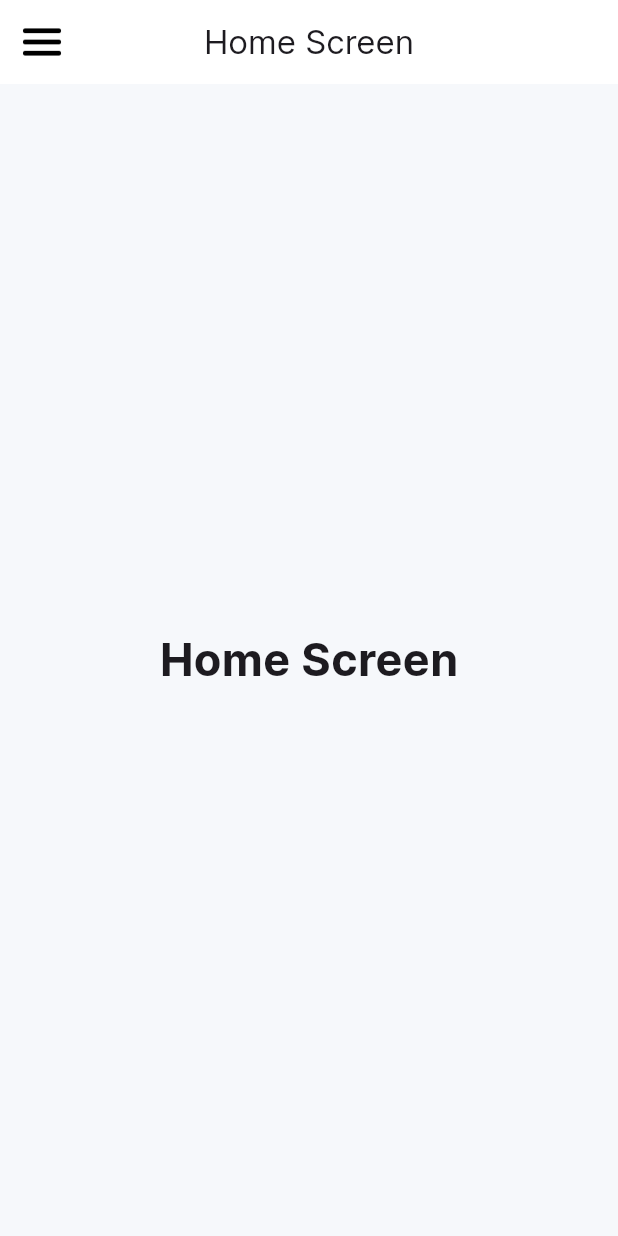
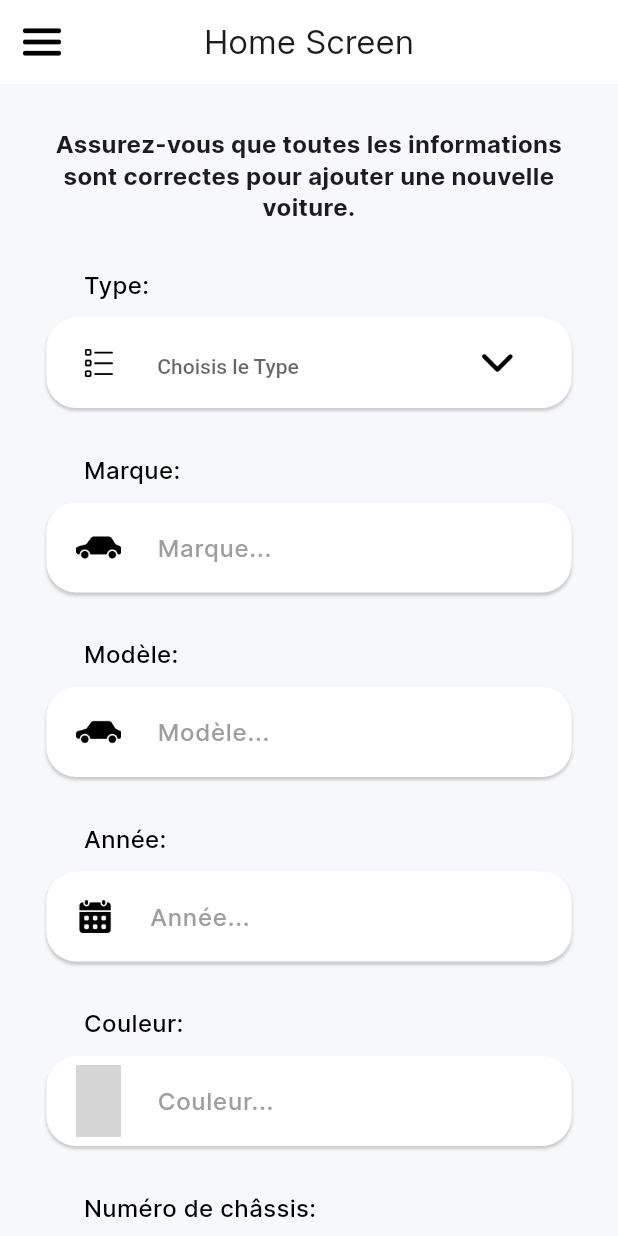
Before and after one commit to saradrine/sav_project, a Flutter app: the screen it shows after launch, on a phone screen of 412 x 824 dp. Run offline on Flutter 3.47's test engine with Material 3 defaults, Android fonts, the phone set to English and light mode, and no system bars; grey boxes are pictures that could not be loaded.

Commit message:
reusableForm_addVehiculeScreen

```diff
--- /dev/null
+++ b/lib/screens/add_vehicule_screen.dart
@@ -0,0 +1,79 @@
+import 'package:flutter/material.dart';
+import 'package:sav_project/widgets/form.dart';
+
+class AddVehiculeScreen extends StatefulWidget {
+  const AddVehiculeScreen({super.key});
+
+  @override
+  State<AddVehiculeScreen> createState() => _AddVehiculeScreenState();
+}
+
+class _AddVehiculeScreenState extends State<AddVehiculeScreen> {
+  @override
+  Widget build(BuildContext context) {
+    return Scaffold(
+      backgroundColor: Color(0xFFF6F8FB),
+      body: SingleChildScrollView(
+        child: Column(
+          children: [
+            Container(
+              margin: EdgeInsets.symmetric(vertical: 30, horizontal: 20),
+              child: Text(
+                'Assurez-vous que toutes les informations sont correctes pour ajouter une nouvelle voiture.',
+                textAlign: TextAlign.center,
+                style: TextStyle(
+                  height: 1.3,
+                  fontSize: 16,
+                  fontWeight: FontWeight.bold,
+                ),
+              ),
+            ),
+            FormWidget(
+              fields: [
+                FieldDetail(
+                    label: 'Type',
+                    icon: 'type.png',
+                    widgetType: WidgetType.DropDownInputStyling,
+                    items: ['Voiture', 'Moto', 'Camion', 'Bus', 'Vélo']),
+                FieldDetail(
+                  label: 'Marque',
+                  icon: 'car.png',
+                  widgetType: WidgetType.TextInputStyling,
+                ),
+                FieldDetail(
+                  label: 'Modèle',
+                  icon: 'car.png',
+                  widgetType: WidgetType.TextInputStyling,
+                ),
+                FieldDetail(
+                  label: 'Année',
+                  icon: 'calendar1.png',
+                  height: 25,
+                  width: 25,
+                  widgetType: WidgetType.TextInputStyling,
+                ),
+                FieldDetail(
+                  label: 'Couleur',
+                  icon: 'pallete.png',
+                  widgetType: WidgetType.TextInputStyling,
+                ),
+                FieldDetail(
+                  label: 'Numéro de châssis',
+                  icon: 'numero-de-serie.png',
+                  height: 25,
+                  width: 25,
+                  widgetType: WidgetType.TextInputStyling,
+                ),
+                FieldDetail(
+                  label: "Plaque d'immatriculation",
+                  icon: 'Immatriculation.png',
+                  widgetType: WidgetType.TextInputStyling,
+                ),
+              ],
+            ),
+          ],
+        ),
+      ),
+    );
+  }
+}
--- a/lib/screens/home_screen.dart
+++ b/lib/screens/home_screen.dart
@@ -1,4 +1,5 @@
 import 'package:flutter/material.dart';
+import 'package:sav_project/screens/add_vehicule_screen.dart';
 import 'package:sav_project/widgets/navigation_drawer.dart';
 
 class HomeScreen extends StatefulWidget {
@@ -32,15 +33,6 @@ class _HomeScreenState extends State<HomeScreen> {
             },
           ),
         ),
-      body: Center(
-        child: Text(
-          'Home Screen',
-          style: TextStyle(
-            fontSize: 30,
-            fontWeight: FontWeight.bold,
-          ),
-        ),
-      ),
-    );
+        body: AddVehiculeScreen());
   }
 }
--- /dev/null
+++ b/lib/widgets/button.dart
@@ -0,0 +1,51 @@
+import 'package:flutter/material.dart';
+import 'package:flutter/widgets.dart';
+
+class ButtonStyled extends StatelessWidget {
+  const ButtonStyled({
+    super.key,
+    required GlobalKey<FormState> formKey,
+    required this.textColor,
+    required this.backgroundColor,
+    required this.text,
+  }) : _formKey = formKey;
+
+  final GlobalKey<FormState> _formKey;
+  final Color textColor;
+  final Color backgroundColor;
+  final String text;
+
+  @override
+  Widget build(BuildContext context) {
+    return SizedBox(
+      height: 43,
+      child: ElevatedButton(
+        onPressed: () {
+          if (_formKey.currentState!.validate()) {
+            // If the form is valid, display a snackbar. In the real world,
+            // you'd often call a server or save the information in a database.
+            ScaffoldMessenger.of(context).showSnackBar(
+              const SnackBar(content: Text('Processing Data')),
+            );
+            // _formKey.currentState.save();
+          }
+        },
+        child: Text(
+          text,
+          style: TextStyle(
+            fontSize: 17,
+            fontWeight: FontWeight.w600,
+          ),
+        ),
+        style: ElevatedButton.styleFrom(
+          backgroundColor: backgroundColor,
+          foregroundColor: textColor,
+          shape: RoundedRectangleBorder(
+            borderRadius: BorderRadius.circular(25),
+          ),
+          elevation: 5,
+        ),
+      ),
+    );
+  }
+}
--- /dev/null
+++ b/lib/widgets/form.dart
@@ -0,0 +1,286 @@
+import 'package:flutter/material.dart';
+import 'package:sav_project/widgets/button.dart';
+
+class FieldDetail {
+  final String label;
+  final String icon;
+  final double height;
+  final double width;
+  final WidgetType widgetType;
+  final List<String> items;
+
+  FieldDetail(
+      {required this.label,
+      required this.icon,
+      this.height = 30,
+      this.width = 30,
+      required this.widgetType,
+      this.items = const []});
+}
+
+class FormWidget extends StatefulWidget {
+  final List<FieldDetail> fields;
+
+  const FormWidget({super.key, required this.fields});
+
+  @override
+  FormWidgetState createState() {
+    return FormWidgetState();
+  }
+}
+
+class FormWidgetState extends State<FormWidget> {
+  final _formKey = GlobalKey<FormState>();
+
+  @override
+  Widget build(BuildContext context) {
+    return Container(
+      margin: EdgeInsets.symmetric(horizontal: 20),
+      child: Form(
+        key: _formKey,
+        child: Column(
+          mainAxisAlignment: MainAxisAlignment.center,
+          children: [
+            ...List.generate(widget.fields.length * 2 - 1, (index) {
+              if (index % 2 == 0) {
+                final field = widget.fields[index ~/ 2];
+                return FieldInput(
+                  label: field.label,
+                  icon: field.icon,
+                  height: field.height,
+                  width: field.width,
+                  widgetType: field.widgetType,
+                  items: field.items,
+                );
+              } else {
+                return SizedBox(height: 30);
+              }
+            }),
+            SizedBox(
+              height: 50,
+            ),
+            Padding(
+              padding: const EdgeInsets.only(right: 10.0),
+              child: Row(
+                mainAxisAlignment: MainAxisAlignment.end,
+                children: [
+                  ButtonStyled(
+                      formKey: _formKey,
+                      textColor: Colors.white,
+                      backgroundColor: Color(0xFF039388),
+                      text: 'Sauvegarder'),
+                  SizedBox(
+                    width: 15,
+                  ),
+                  ButtonStyled(
+                      formKey: _formKey,
+                      textColor: Color(0xFF039388),
+                      backgroundColor: Color(0xFFEEF0F3),
+                      text: 'Annuler'),
+                ],
+              ),
+            ),
+            SizedBox(
+              height: 100,
+            )
+          ],
+        ),
+      ),
+    );
+  }
+}
+
+enum WidgetType { TextInputStyling, DropDownInputStyling }
+
+class FieldInput extends StatelessWidget {
+  const FieldInput({
+    Key? key,
+    required this.label,
+    required this.icon,
+    required this.height,
+    required this.width,
+    required this.widgetType,
+    this.items = const [],
+  }) : super(key: key);
+
+  final String label;
+  final String icon;
+  final double width;
+  final double height;
+  final WidgetType widgetType;
+  final List<String> items;
+
+  @override
+  Widget build(BuildContext context) {
+    return Column(
+      crossAxisAlignment: CrossAxisAlignment.start,
+      mainAxisAlignment: MainAxisAlignment.start,
+      children: [
+        Padding(
+          padding: const EdgeInsets.only(left: 25.0),
+          child: Text(
+            '$label:',
+            style: TextStyle(
+              fontSize: 16,
+              color: Colors.black,
+              fontWeight: FontWeight.w500,
+            ),
+          ),
+        ),
+        SizedBox(
+          height: 10,
+        ),
+        Container(
+          alignment: Alignment.center,
+          width: MediaQuery.of(context).size.width * 0.85,
+          height: 60,
+          decoration: BoxDecoration(
+            boxShadow: [
+              BoxShadow(
+                color: Colors.grey.withOpacity(0.5),
+                spreadRadius: 0,
+                blurRadius: 1,
+                offset: Offset(0, 2),
+              ),
+            ],
+            borderRadius: BorderRadius.circular(20),
+            color: Colors.white,
+          ),
+          child: widgetType == WidgetType.TextInputStyling
+              ? TextInputStyling(
+                  icon: icon, height: height, width: width, label: label)
+              : DropDownInputStyling(
+                  icon: icon,
+                  height: height,
+                  width: width,
+                  label: label,
+                  items: items),
+        ),
+      ],
+    );
+  }
+}
+
+class DropDownInputStyling extends StatelessWidget {
+  const DropDownInputStyling({
+    super.key,
+    required this.icon,
+    required this.height,
+    required this.width,
+    required this.label,
+    required this.items,
+  });
+
+  final String icon;
+  final double height;
+  final double width;
+  final String label;
+  final List<String> items;
+
+  @override
+  Widget build(BuildContext context) {
+    return DropdownButtonFormField<String>(
+      icon: Padding(
+        padding: const EdgeInsets.symmetric(horizontal: 20.0),
+        child: Image.asset(
+          'assets/icons/down.png',
+          width: 35,
+          height: 35,
+        ),
+      ),
+      items: items.map<DropdownMenuItem<String>>((String value) {
+        return DropdownMenuItem<String>(
+          value: value,
+          child: Text(value),
+        );
+      }).toList(),
+      onChanged: (String? newValue) {
+        // setState(() {
+        //   _selectedValue = newValue!;
+        // });
+      },
+      style: TextStyle(
+        color: Colors.black,
+        fontWeight: FontWeight.w500,
+      ),
+      decoration: InputDecoration(
+        hintText: "Choisis le $label",
+        floatingLabelBehavior: FloatingLabelBehavior.never,
+        prefixIcon: Padding(
+          padding: const EdgeInsets.symmetric(horizontal: 20.0),
+          child: Image.asset(
+            'assets/icons/' + icon,
+            width: width,
+            height: height,
+          ),
+        ),
+        border: InputBorder.none,
+        filled: true,
+        fillColor: Colors.transparent,
+        contentPadding: EdgeInsets.symmetric(vertical: (60 - height) / 2),
+      ),
+      validator: (value) {
+        if (value == null || value.isEmpty) {
+          return label + 'is required';
+        }
+        return null;
+      },
+      // onSaved: (String value) {
+      //   _marque = value;
+      // },
+    );
+  }
+}
+
+class TextInputStyling extends StatelessWidget {
+  const TextInputStyling({
+    super.key,
+    required this.icon,
+    required this.height,
+    required this.width,
+    required this.label,
+  });
+
+  final String icon;
+  final double height;
+  final double width;
+  final String label;
+
+  @override
+  Widget build(BuildContext context) {
+    return TextFormField(
+      style: TextStyle(
+        color: Colors.black,
+        fontWeight: FontWeight.w500,
+      ),
+      decoration: InputDecoration(
+        hintText: "$label...",
+        hintStyle: TextStyle(
+          color: Colors.grey,
+        ),
+        floatingLabelBehavior: FloatingLabelBehavior.never,
+        prefixIcon: Padding(
+          padding: const EdgeInsets.symmetric(horizontal: 20.0),
+          child: Image.asset(
+            'assets/icons/' + icon,
+            width: width,
+            height: height,
+          ),
+        ),
+        border: InputBorder.none,
+        filled: true,
+        fillColor: Colors.transparent,
+        contentPadding: EdgeInsets.symmetric(vertical: (60 - height) / 2),
+      ),
+      validator: (value) {
+        if (value == null || value.isEmpty) {
+          return label + 'is required';
+        }
+        return null;
+      },
+      // onSaved: (String value) {
+      //   _marque = value;
+      // },
+    );
+  }
+}
```
Lines whose indentation alone changed are shown as unchanged.
